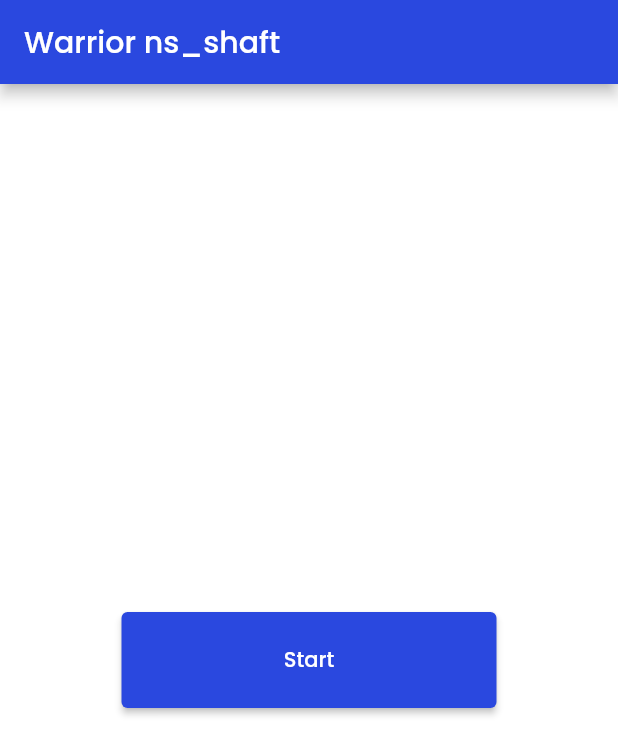
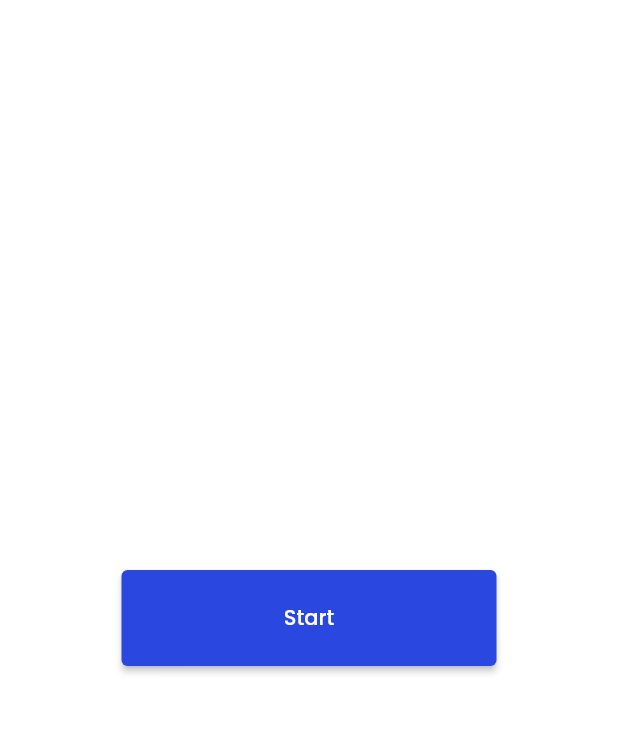
Before and after one commit to easylive1989/player_ns_shaft, a Flutter app: the screen it shows after launch, on a phone screen of 412 x 824 dp. Shown: the top 755 px of the screen. Run offline on Flutter 3.47's test engine with Material 2 defaults, Android fonts, the phone set to English and light mode, and no system bars; our stand-ins replace audioplayers, bloc, equatable, flutter_bloc, google_fonts; missing offline and left inert: flame, flame_audio, flame_behaviors; generated files the repository leaves out were written again.

Commit message:
update title

```diff
--- a/lib/title/view/title_page.dart
+++ b/lib/title/view/title_page.dart
@@ -13,13 +13,8 @@ class TitlePage extends StatelessWidget {
 
   @override
   Widget build(BuildContext context) {
-    final l10n = context.l10n;
-
-    return Scaffold(
-      appBar: AppBar(
-        title: Text(l10n.titleAppBarTitle),
-      ),
-      body: const SafeArea(child: TitleView()),
+    return const Scaffold(
+      body: SafeArea(child: TitleView()),
     );
   }
 }
```
Also changed, not shown: 1 other file.
